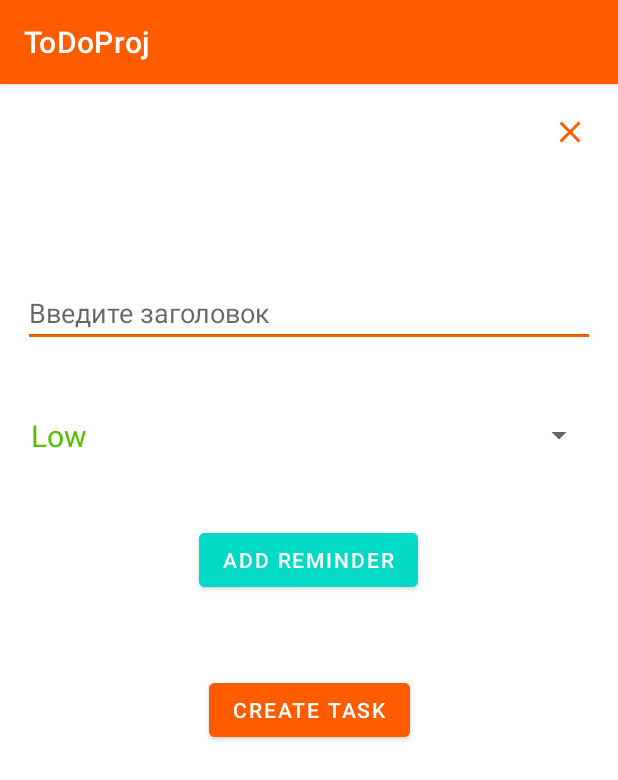
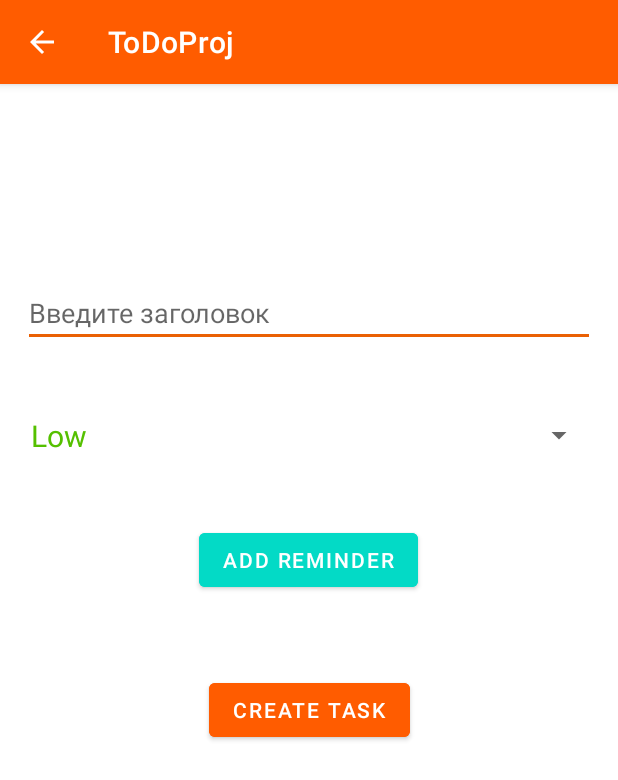
Before and after one commit to ToDoProj/ToDoProj, an Android app: the screen it shows after launch (TaskSetupActivity), after a tap on "floating", on a phone screen of 412 x 824 dp. Shown: the top 780 px of the screen. Run offline under Robolectric (Android 15) with nearby library versions, the phone set to English and light mode, and no system bars; our stand-ins replace Firebase (no records; nobody signed in at launch, a user with empty details on screens opened directly), Room's generated code; 2 statements that could not run were skipped.

Commit message:
Добавил регистрацию(не всегда работает корректно), настроил вьюпейджер, создал активити профиля, поправил закрытие активити создания тасок, убрал возможность создавать пустые таски

```diff
--- a/app/src/main/java/ru/androidlab/todoproj/MainActivity.kt
+++ b/app/src/main/java/ru/androidlab/todoproj/MainActivity.kt
@@ -1,11 +1,14 @@
 package ru.androidlab.todoproj
 
+import android.media.Image
 import androidx.appcompat.app.AppCompatActivity
 import android.os.Bundle
 import android.view.Menu
 import android.view.MenuInflater
 import com.google.android.material.tabs.TabLayout
+import com.google.android.material.tabs.TabLayoutMediator
 import ru.androidlab.todoproj.databinding.ActivityMainBinding
+import ru.androidlab.todoproj.views.fragments.StateAdapter
 
 class MainActivity : AppCompatActivity() {
 
@@ -15,6 +18,8 @@ class MainActivity : AppCompatActivity() {
         super.onCreate(savedInstanceState)
         binding = ActivityMainBinding.inflate(layoutInflater)
         setContentView(binding.root)
+
+        initViewPager()
 
         binding.tabLayout.addOnTabSelectedListener(object : TabLayout.OnTabSelectedListener {
 
@@ -33,6 +38,22 @@ class MainActivity : AppCompatActivity() {
         })
     }
 
+    private fun initViewPager(){
+        var adapter = StateAdapter(supportFragmentManager,lifecycle)
+        binding.viewpager.adapter = adapter
+
+        var names:Array<String> = arrayOf("Tasks","Calendar","Settings")
+        var image:Array<Int> = arrayOf(
+                R.drawable.tasks_selector,
+                R.drawable.calendar_selector,
+                R.drawable.settings_selector
+        )
+        TabLayoutMediator(binding.tabLayout,binding.viewpager){tab, position ->
+            tab.text = names[position]
+            tab.setIcon(image[position])
+        }.attach()
+    }
+
     override fun onCreateOptionsMenu(menu: Menu): Boolean {
         val inflater: MenuInflater = menuInflater
         inflater.inflate(R.menu.main_menu, menu)
--- a/app/src/main/java/ru/androidlab/todoproj/views/activity/TaskSetupActivity.kt
+++ b/app/src/main/java/ru/androidlab/todoproj/views/activity/TaskSetupActivity.kt
@@ -34,6 +34,7 @@ class TaskSetupActivity : AppCompatActivity(), ITaskSetupView {
 
     override fun onCreate(savedInstanceState: Bundle?) {
         super.onCreate(savedInstanceState)
+        supportActionBar?.setDisplayHomeAsUpEnabled(true)
         binding = TaskSetupBinding.inflate(layoutInflater)
         setContentView(binding.root)
 
@@ -55,6 +56,9 @@ class TaskSetupActivity : AppCompatActivity(), ITaskSetupView {
 
 
         binding.btnSave.setOnClickListener {
+            if (binding.editTextTitle.text?.toString() == "") {
+                Toast.makeText(this, "add a title", Toast.LENGTH_SHORT).show()
+            } else {
                 if (isEditState) {
                     //Изменение приоритета работает только при изменении текста
                     task.priority = binding.spinner.selectedItem.toString()
@@ -67,21 +71,17 @@ class TaskSetupActivity : AppCompatActivity(), ITaskSetupView {
                     taskViewModel.save()
                     if (remindDate != null) {
                         val tasks = taskViewModel.getAll()
-                    val newTask = tasks.get(tasks.size-1)
-                    newTask.description="10"
-                    presenter.createAlarm(remindDate!!,newTask, this)
+                        val newTask = tasks.get(tasks.size - 1)
+                        newTask.description = "10"
+                        presenter.createAlarm(remindDate!!, newTask, this)
                     }
                 }
-
                 finish()
+            }
         }
 
         binding.editTextTitle.addTextChangedListener { editable ->
             editable?.let { task.title = it.toString() }
-        }
-
-        binding.btnClose.setOnClickListener {
-            finish()
         }
 
         val dialogProducer =
@@ -102,6 +102,7 @@ class TaskSetupActivity : AppCompatActivity(), ITaskSetupView {
 
         setupSpinner()
     }
+
 
     fun setupSpinner() {
         val spinnerItems = mutableListOf<SpannableString>()
--- /dev/null
+++ b/app/src/main/java/ru/androidlab/todoproj/views/fragments/StateAdapter.kt
@@ -0,0 +1,27 @@
+package ru.androidlab.todoproj.views.fragments
+
+import androidx.fragment.app.Fragment
+import androidx.fragment.app.FragmentManager
+import androidx.lifecycle.Lifecycle
+import androidx.viewpager2.adapter.FragmentStateAdapter
+import java.util.*
+
+class StateAdapter(fragmentManager: FragmentManager, lifecycle: Lifecycle) :
+        FragmentStateAdapter(fragmentManager, lifecycle) {
+
+    val fragments: ArrayList<Fragment> = arrayListOf(
+            TasksFragment(),
+            CalendarFragment(),
+            SettingsFragment()
+    )
+
+
+
+    override fun getItemCount(): Int {
+        return fragments.size
+    }
+
+    override fun createFragment(position: Int): Fragment {
+        return fragments[position]
+    }
+}
--- a/app/src/main/res/layout/task_setup.xml
+++ b/app/src/main/res/layout/task_setup.xml
@@ -1,21 +1,11 @@
 <?xml version="1.0" encoding="utf-8"?>
 <androidx.constraintlayout.widget.ConstraintLayout xmlns:android="http://schemas.android.com/apk/res/android"
+    xmlns:tools="http://schemas.android.com/tools"
     android:layout_width="match_parent"
     android:layout_height="match_parent"
     xmlns:app="http://schemas.android.com/apk/res-auto"
     android:layout_gravity="center"
     android:scaleType="centerCrop">
-
-    <ImageButton
-        android:id="@+id/btn_close"
-        android:layout_width="wrap_content"
-        android:layout_height="wrap_content"
-        android:background="@color/white"
-        android:layout_marginTop="20dp"
-        android:layout_marginEnd="20dp"
-        app:layout_constraintEnd_toEndOf="parent"
-        app:layout_constraintTop_toTopOf="parent"
-        app:srcCompat="@drawable/ic_baseline_close_24" />
 
     <com.google.android.material.button.MaterialButton
         android:id="@+id/add_reminder_button"
--- a/app/src/main/res/values/strings.xml
+++ b/app/src/main/res/values/strings.xml
@@ -17,6 +17,12 @@
     <string name="priority_menu_item">PIORITY FILTER</string>
     <string name="add_reminder">ADD REMINDER</string>
 
+    <string name="example">Example</string>
+    <string name="id">ID</string>
+    <string name="name">Name</string>
+    <string name="email_address">Email address</string>
+    <string name="sign_out">Sign out</string>
+
     <string-array name="taskStatus">
         <item>Low</item>
         <item>Medium</item>
--- a/build.gradle
+++ b/build.gradle
@@ -12,6 +12,9 @@ buildscript {
         classpath "org.jetbrains.kotlin:kotlin-gradle-plugin:1.4.30"
 
         classpath "androidx.navigation:navigation-safe-args-gradle-plugin:2.3.3"
+
+        classpath 'com.google.gms:google-services:4.3.5'
+
 
         // NOTE: Do not place your application dependencies here; they belong
         // in the individual module build.gradle files
```
Also changed, not shown: app/build.gradle (+13 -3 lines), app/src/main/AndroidManifest.xml (+7 -0 lines), app/src/main/java/ru/androidlab/todoproj/views/activity/ProfileActivity.kt (added, +39 -0 lines), app/src/main/java/ru/androidlab/todoproj/views/fragments/CalendarFragment.kt (added, +23 -0 lines), app/src/main/java/ru/androidlab/todoproj/views/fragments/SettingsFragment.kt (+93 -0 lines), app/src/main/res/layout/activity_main.xml (+12 -2 lines), app/src/main/res/layout/fragment_calendar.xml (added, +16 -0 lines), app/src/main/res/layout/fragment_settings.xml (+7 -1 lines), app/src/main/res/layout/profile.xml (added, +93 -0 lines), 1 other file. Lines whose indentation alone changed are shown as unchanged.
